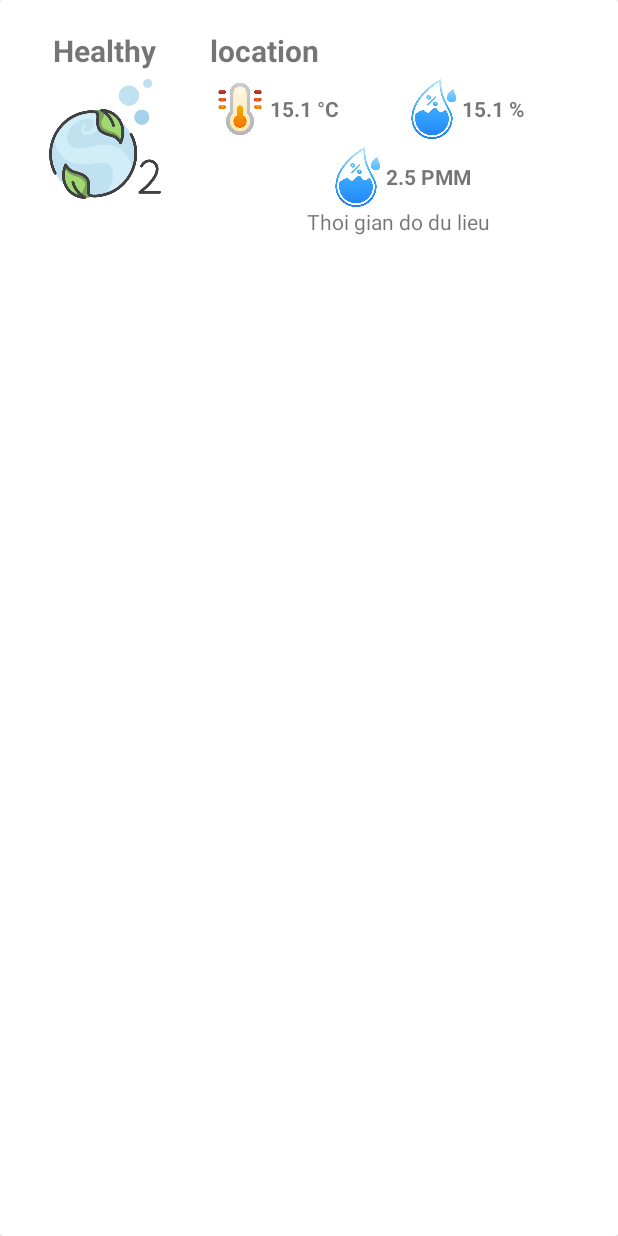
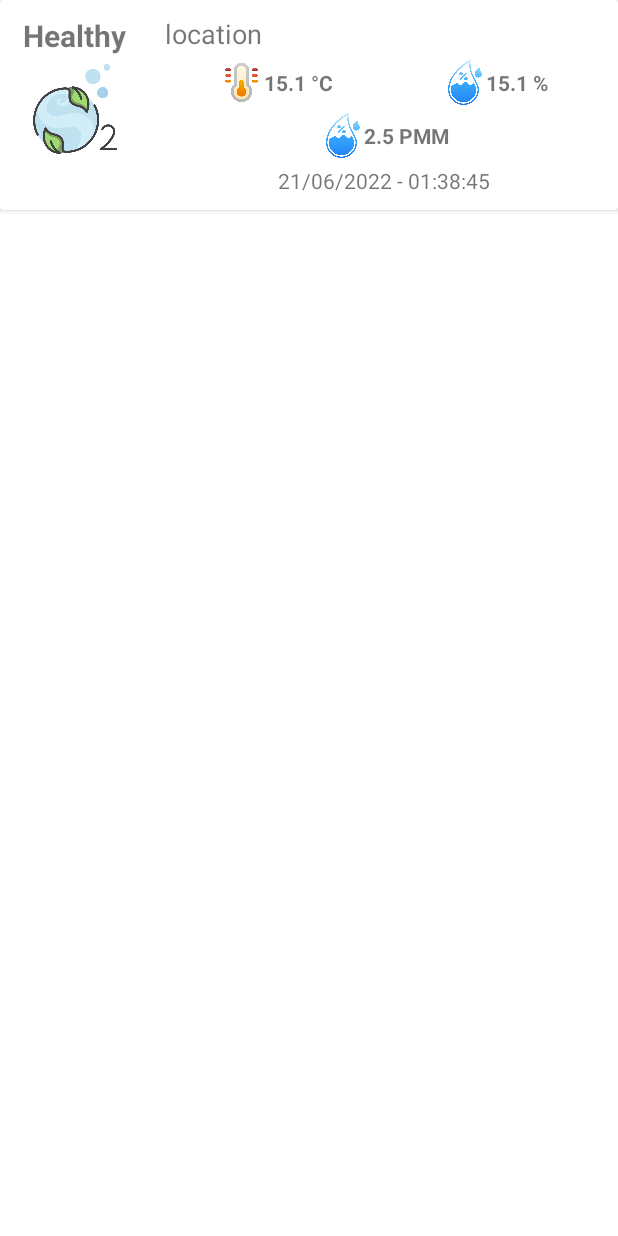
Before and after one commit to yene183861/AQI_ProjectIII, an Android app: the layout item_station.xml on its own in the app's theme, with its tools: preview values and no code run, on a phone screen of 412 x 824 dp. Run offline under Robolectric (Android 15) with nearby library versions, the phone set to English and light mode, and no system bars.

Commit message:
update ui

```diff
--- /dev/null
+++ b/app/src/main/res/drawable/ic_add.xml
@@ -0,0 +1,5 @@
+<vector android:height="24dp" android:tint="#008577"
+    android:viewportHeight="24" android:viewportWidth="24"
+    android:width="24dp" xmlns:android="http://schemas.android.com/apk/res/android">
+    <path android:fillColor="@android:color/white" android:pathData="M12,2C6.48,2 2,6.48 2,12s4.48,10 10,10 10,-4.48 10,-10S17.52,2 12,2zM17,13h-4v4h-2v-4L7,13v-2h4L11,7h2v4h4v2z"/>
+</vector>
--- /dev/null
+++ b/app/src/main/res/drawable/ic_add_station.xml
@@ -0,0 +1,5 @@
+<vector android:height="24dp" android:tint="@color/primary_color"
+    android:viewportHeight="24" android:viewportWidth="24"
+    android:width="24dp" xmlns:android="http://schemas.android.com/apk/res/android">
+    <path android:fillColor="@android:color/white" android:pathData="M19,13h-6v6h-2v-6H5v-2h6V5h2v6h6v2z"/>
+</vector>
--- a/app/src/main/res/layout/item_station.xml
+++ b/app/src/main/res/layout/item_station.xml
@@ -1,88 +1,105 @@
 <?xml version="1.0" encoding="utf-8"?>
 <androidx.cardview.widget.CardView xmlns:android="http://schemas.android.com/apk/res/android"
     android:layout_width="match_parent"
-    android:layout_height="match_parent">
+    android:layout_height="wrap_content"
+    android:id="@+id/layoutItem">
     <RelativeLayout
         android:layout_width="match_parent"
-        android:layout_height="wrap_content"
+        android:layout_height="match_parent"
         android:padding="10dp">
+
     <LinearLayout
         android:id="@+id/layoutAQI"
         android:layout_width="wrap_content"
         android:layout_height="wrap_content"
-            android:padding="10dp"
+        android:layout_gravity="center"
         android:gravity="center"
         android:orientation="vertical">
+
         <TextView
             android:id="@+id/txtAirState"
             android:layout_width="wrap_content"
             android:layout_height="wrap_content"
             android:text="Healthy"
-                android:textStyle="bold"
-                android:textSize="20sp"/>
+            android:textSize="20sp"
+            android:textStyle="bold" />
+
         <ImageView
             android:id="@+id/image"
-                android:layout_width="80dp"
-                android:layout_height="80dp"
+            android:layout_width="60dp"
+            android:layout_height="60dp"
             android:layout_marginStart="10dp"
+            android:layout_marginTop="5dp"
             android:layout_marginEnd="10dp"
             android:layout_marginBottom="5dp"
-                android:layout_marginTop="5dp"
-                android:src="@drawable/clean_air"/>
+            android:src="@drawable/clean_air" />
     </LinearLayout>
+
     <LinearLayout
         android:layout_width="match_parent"
         android:layout_height="wrap_content"
+        android:layout_alignBaseline="@+id/layoutAQI"
+        android:layout_toEndOf="@+id/layoutAQI"
         android:orientation="vertical"
-            android:layout_toEndOf="@+id/layoutAQI"
-            android:layout_alignBaseline="@+id/layoutAQI"
-            android:padding="10dp">
+        android:gravity="center"
+        android:paddingStart="20dp">
+
         <TextView
             android:id="@+id/txtLocation"
             android:layout_width="match_parent"
             android:layout_height="wrap_content"
             android:text="location"
-                android:textSize="20sp"
-                android:textStyle="bold"/>
+            android:textSize="18sp" />
+
         <LinearLayout
             android:layout_width="match_parent"
             android:layout_height="wrap_content"
-                android:orientation="horizontal"
             android:layout_marginTop="5dp"
-                android:layout_marginBottom="5dp">
+            android:layout_marginBottom="5dp"
+            android:layout_gravity="center"
+            android:orientation="horizontal">
+
             <LinearLayout
                 android:layout_width="wrap_content"
                 android:layout_height="wrap_content"
+                android:gravity="center"
                 android:layout_weight="1">
+
                 <ImageView
-                        android:layout_width="40dp"
-                        android:layout_height="40dp"
-                        android:src="@drawable/temperature"/>
+                    android:layout_width="30dp"
+                    android:layout_height="30dp"
+                    android:src="@drawable/temperature" />
+
                 <TextView
                     android:id="@+id/txtValueTemp"
                     android:layout_width="wrap_content"
                     android:layout_height="wrap_content"
+                    android:layout_gravity="center"
                     android:text="15.1 °C"
-                        android:layout_gravity="center"
-                        android:textStyle="bold"/>
+                    android:textStyle="bold" />
             </LinearLayout>
+
             <LinearLayout
                 android:layout_width="wrap_content"
                 android:layout_height="wrap_content"
+                android:gravity="center"
                 android:layout_weight="1">
+
                 <ImageView
-                        android:layout_width="40dp"
-                        android:layout_height="40dp"
-                        android:src="@drawable/drop"/>
+                    android:layout_width="30dp"
+                    android:layout_height="30dp"
+                    android:src="@drawable/drop" />
+
                 <TextView
                     android:id="@+id/txtValueHumi"
                     android:layout_width="wrap_content"
                     android:layout_height="wrap_content"
+                    android:layout_gravity="center"
                     android:text="15.1 %"
-                        android:layout_gravity="center"
-                        android:textStyle="bold"/>
+                    android:textStyle="bold" />
             </LinearLayout>
         </LinearLayout>
+
         <LinearLayout
             android:layout_width="wrap_content"
             android:layout_height="wrap_content"
@@ -90,8 +107,8 @@
             android:gravity="center">
 
             <ImageView
-                    android:layout_width="40dp"
-                    android:layout_height="40dp"
+                android:layout_width="30dp"
+                android:layout_height="30dp"
                 android:src="@drawable/drop" />
 
             <TextView
@@ -99,14 +116,16 @@
                 android:layout_width="wrap_content"
                 android:layout_height="wrap_content"
                 android:text="2.5 PMM"
-                    android:textStyle="bold"/>
+                android:textStyle="bold" />
         </LinearLayout>
         <TextView
             android:id="@+id/txtTime"
-                android:layout_width="wrap_content"
+            android:layout_width="match_parent"
             android:layout_height="wrap_content"
-                android:text="Thoi gian do du lieu"
-                android:layout_gravity="center"/>
+            android:gravity="center"
+            android:layout_marginTop="5dp"
+            android:text="21/06/2022 - 01:38:45" />
+
     </LinearLayout>
     </RelativeLayout>
 
```
Also changed, not shown: app/src/main/java/com/example/aqi_projectiii/adapter/StationAdapter.java (+34 -2 lines), app/src/main/java/com/example/aqi_projectiii/fragment/HomeFragment.java (+66 -10 lines), app/src/main/java/com/example/aqi_projectiii/localdb/Station.java (deleted, +0 -82 lines), app/src/main/java/com/example/aqi_projectiii/localdb/StationDAO.java (deleted, +0 -18 lines), app/src/main/java/com/example/aqi_projectiii/localdb/StationDatabase.java (deleted, +0 -23 lines), app/src/main/java/com/example/aqi_projectiii/model/DateTypeConvertor.java (added, +16 -0 lines), app/src/main/java/com/example/aqi_projectiii/model/Station.java (added, +105 -0 lines), app/src/main/java/com/example/aqi_projectiii/model/User.java (added, +51 -0 lines), app/src/main/res/layout/fragment_home.xml (+12 -1 lines). Lines whose indentation alone changed are shown as unchanged.
